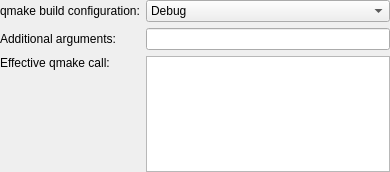
This is src/plugins/qt4projectmanager/qmakestep.ui in qt-creator/qt-creator as Qt 5 draws it before an edit. The edited form follows.
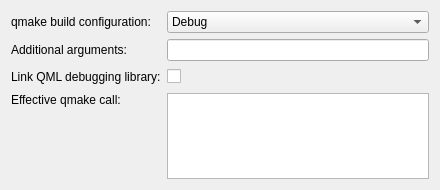
This is the edited form. Icons and pictures are not drawn.

Commit message: QmlJSDebug: Move qmljsdebug into a static library

Diff of the .ui file:
```diff
--- a/src/plugins/qt4projectmanager/qmakestep.ui
+++ b/src/plugins/qt4projectmanager/qmakestep.ui
@@ -6,14 +6,11 @@
    <rect>
     <x>0</x>
     <y>0</y>
-    <width>390</width>
-    <height>172</height>
+    <width>440</width>
+    <height>190</height>
    </rect>
   </property>
   <layout class="QFormLayout" name="formLayout">
-   <property name="margin">
-    <number>0</number>
-   </property>
    <item row="0" column="0">
     <widget class="QLabel" name="label_2">
      <property name="text">
@@ -57,6 +54,56 @@
     <widget class="QLineEdit" name="qmakeAdditonalArgumentsLineEdit"/>
    </item>
    <item row="2" column="0">
+    <widget class="QLabel" name="label_3">
+     <property name="text">
+      <string>Link QML debugging library:</string>
+     </property>
+    </widget>
+   </item>
+   <item row="2" column="1">
+    <widget class="QWidget" name="widget" native="true">
+     <layout class="QHBoxLayout" name="horizontalLayout">
+      <property name="margin">
+       <number>0</number>
+      </property>
+      <item>
+       <widget class="QCheckBox" name="qmlDebuggingLibraryCheckBox">
+        <property name="text">
+         <string/>
+        </property>
+       </widget>
+      </item>
+      <item>
+       <widget class="QLabel" name="qmlDebuggingWarningIcon">
+        <property name="pixmap">
+         <pixmap resource="../projectexplorer/projectexplorer.qrc">:/projectexplorer/images/compile_warning.png</pixmap>
+        </property>
+       </widget>
+      </item>
+      <item>
+       <widget class="QLabel" name="qmlDebuggingWarningText">
+        <property name="text">
+         <string/>
+        </property>
+       </widget>
+      </item>
+      <item>
+       <spacer name="horizontalSpacer">
+        <property name="orientation">
+         <enum>Qt::Horizontal</enum>
+        </property>
+        <property name="sizeHint" stdset="0">
+         <size>
+          <width>40</width>
+          <height>20</height>
+         </size>
+        </property>
+       </spacer>
+      </item>
+     </layout>
+    </widget>
+   </item>
+   <item row="3" column="0">
     <widget class="QLabel" name="label">
      <property name="text">
       <string>Effective qmake call:</string>
@@ -66,7 +113,7 @@
      </property>
     </widget>
    </item>
-   <item row="2" column="1">
+   <item row="3" column="1">
     <widget class="QPlainTextEdit" name="qmakeArgumentsEdit">
      <property name="enabled">
       <bool>true</bool>
```
Left out of the diff: 4 changed lines with no effect on the pictures. The commit also changes 28 other files.
